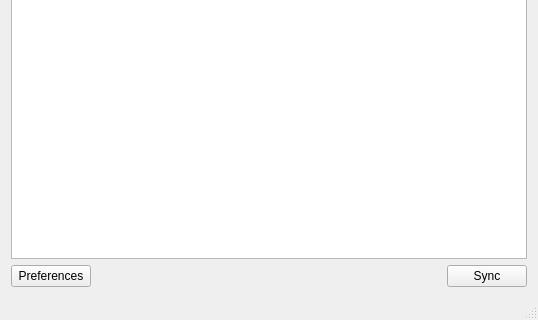
Above: OwNetClient/view/mainwindow.ui from OwNet/qtownet before the change; both pictures show x 0 to 538 and y 228 to 548 of the 538 by 548 pixel window. Below: the same form after it.
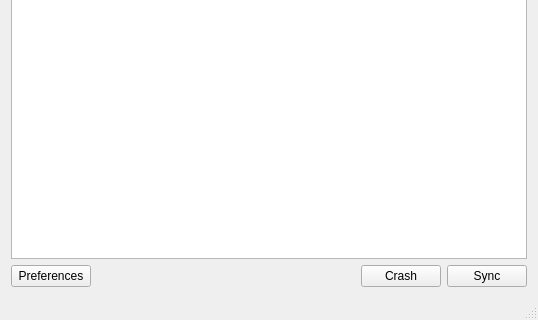
That is the form after the change. Icons and pictures are not drawn.

What changed in the file:
```diff
--- a/OwNetClient/view/mainwindow.ui
+++ b/OwNetClient/view/mainwindow.ui
@@ -116,6 +116,13 @@
         </property>
        </spacer>
       </item>
+      <item>
+       <widget class="QPushButton" name="btnCrash">
+        <property name="text">
+         <string>Crash</string>
+        </property>
+       </widget>
+      </item>
       <item>
        <widget class="QPushButton" name="btnSync">
         <property name="text">
```
Left out of the diff: 2 changed lines with no effect on the pictures.
